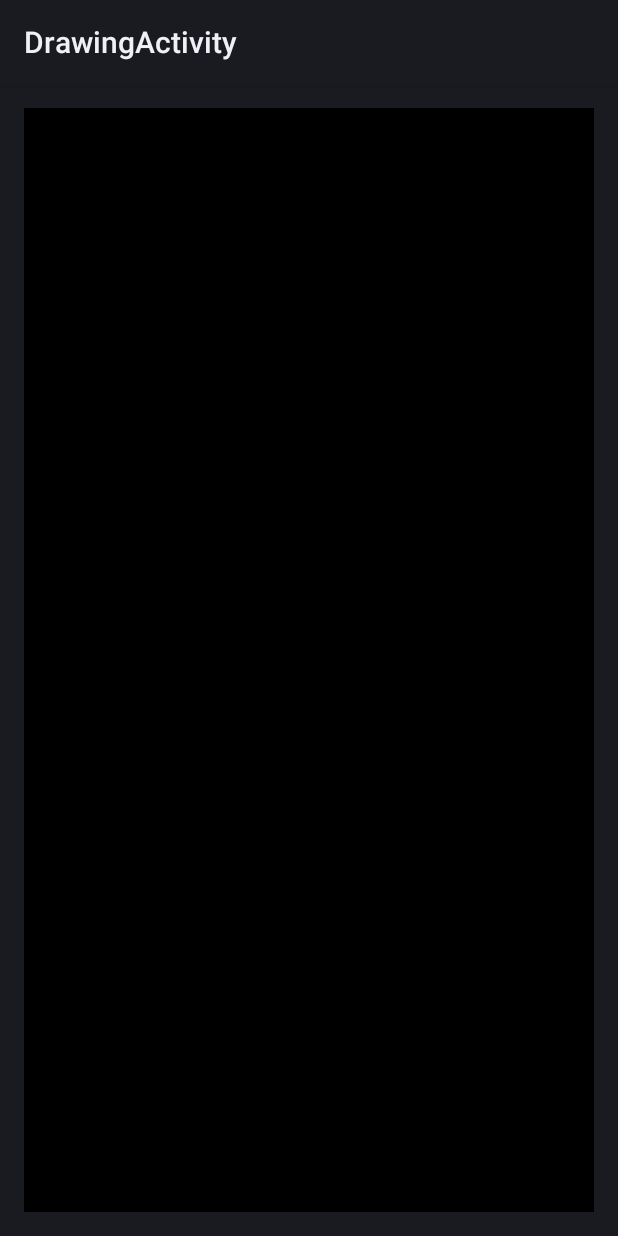
After one commit to OmerKhureshi/CSC780, an Android app: the DrawingActivity screen opened directly, with no data from a screen before it, on a phone screen of 412 x 824 dp. The commit adds this screen. Run offline under Robolectric (Android 15) with nearby library versions, the phone set to English and light mode, and no system bars.

Commit message:
Added a drawing scren which allows user free hand drawing

```diff
--- a/DrawSome/app/src/main/java/com/drawsome/bluetooth/BluetoothConnectionActivity.java
+++ b/DrawSome/app/src/main/java/com/drawsome/bluetooth/BluetoothConnectionActivity.java
@@ -23,6 +23,7 @@ import android.widget.TextView;
 import android.widget.Toast;
 
 import com.drawsome.R;
+import com.drawsome.drawing.DrawingActivity;
 
 import java.io.IOException;
 import java.io.InputStream;
@@ -325,6 +326,11 @@ public class BluetoothConnectionActivity extends Activity {
         connectedThread.write(text.getText().toString());
 
     }
+
+    public void callDrawingActivity(View v) {
+        Intent intent = new Intent(this,DrawingActivity.class);
+        startActivity(intent);
+    }
     @Override
     public void onDestroy() {
         BA.cancelDiscovery();
--- /dev/null
+++ b/DrawSome/app/src/main/java/com/drawsome/drawing/DrawingActivity.java
@@ -0,0 +1,80 @@
+package com.drawsome.drawing;
+
+import android.app.Activity;
+import android.content.Context;
+import android.graphics.Bitmap;
+import android.graphics.Canvas;
+import android.graphics.Color;
+import android.graphics.Paint;
+import android.graphics.Path;
+import android.os.Bundle;
+import android.view.MotionEvent;
+import android.view.View;
+import android.view.ViewGroup.LayoutParams;
+import android.widget.LinearLayout;
+
+import com.drawsome.R;
+
+public class DrawingActivity extends Activity {
+
+    View mView;
+    private Paint mPaint;
+
+
+    @Override
+    protected void onCreate(Bundle savedInstanceState) {
+        super.onCreate(savedInstanceState);
+        setContentView(R.layout.activity_drawing);
+        LinearLayout layout = (LinearLayout) findViewById(R.id.myDrawing);
+        mView = new DrawingView(this);
+        layout.addView(mView, new LayoutParams(
+                LinearLayout.LayoutParams.MATCH_PARENT,
+                LinearLayout.LayoutParams.MATCH_PARENT));
+        init();
+    }
+
+    private void init() {
+        mPaint = new Paint();
+        mPaint.setDither(true);
+        mPaint.setColor(0xFFFFFF00);
+        mPaint.setStyle(Paint.Style.STROKE);
+        mPaint.setStrokeJoin(Paint.Join.ROUND);
+        mPaint.setStrokeCap(Paint.Cap.ROUND);
+        mPaint.setStrokeWidth(4);
+    }
+
+    class DrawingView extends View {
+        private Path path;
+        private Bitmap mBitmap;
+        public DrawingView(Context context) {
+            super(context);
+            path = new Path();
+            /*mBitmap = Bitmap.createBitmap(820, 480, Bitmap.Config.ARGB_8888);
+            mCanvas = new Canvas(mBitmap);
+            */
+            this.setBackgroundColor(Color.BLACK);
+        }
+
+        @Override
+        public boolean onTouchEvent(MotionEvent event) {
+            //    mCanvas.drawPath(path, mPaint);
+            if (event.getAction() == MotionEvent.ACTION_DOWN) {
+                path.moveTo(event.getX(), event.getY());
+                //  path.lineTo(event.getX(), event.getY());
+            } else if (event.getAction() == MotionEvent.ACTION_MOVE) {
+                path.lineTo(event.getX(), event.getY());
+                invalidate();
+            }
+
+            return true;
+        }
+
+        @Override
+        protected void onDraw(Canvas canvas) {
+            super.onDraw(canvas);
+            if(path != null && mPaint != null) {
+                canvas.drawPath(path,mPaint);
+            }
+        }
+    }
+}
--- /dev/null
+++ b/DrawSome/app/src/main/res/layout/activity_drawing.xml
@@ -0,0 +1,12 @@
+<LinearLayout xmlns:android="http://schemas.android.com/apk/res/android"
+    xmlns:tools="http://schemas.android.com/tools"
+    android:id="@+id/myDrawing"
+    android:layout_width="match_parent"
+    android:layout_height="match_parent"
+    android:orientation="vertical"
+    android:paddingBottom="@dimen/activity_vertical_margin"
+    android:paddingLeft="@dimen/activity_horizontal_margin"
+    android:paddingRight="@dimen/activity_horizontal_margin"
+    android:paddingTop="@dimen/activity_vertical_margin" >
+
+</LinearLayout>
--- a/DrawSome/app/src/main/res/values/strings.xml
+++ b/DrawSome/app/src/main/res/values/strings.xml
@@ -4,4 +4,5 @@
     <string name="hello_world">Hello world!</string>
     <string name="action_settings">Settings</string>
     <string name="title_activity_bluetooth_connection">Drawsome</string>
+    <string name="title_activity_drawing">DrawingActivity</string>
 </resources>
```
Also changed, not shown: DrawSome/app/src/main/AndroidManifest.xml (+5 -2 lines), DrawSome/app/src/main/res/layout/activity_bluetooth_connection.xml (+9 -0 lines), DrawSome/app/src/main/res/menu/menu_drawing.xml (added, +7 -0 lines), 1 other file.
